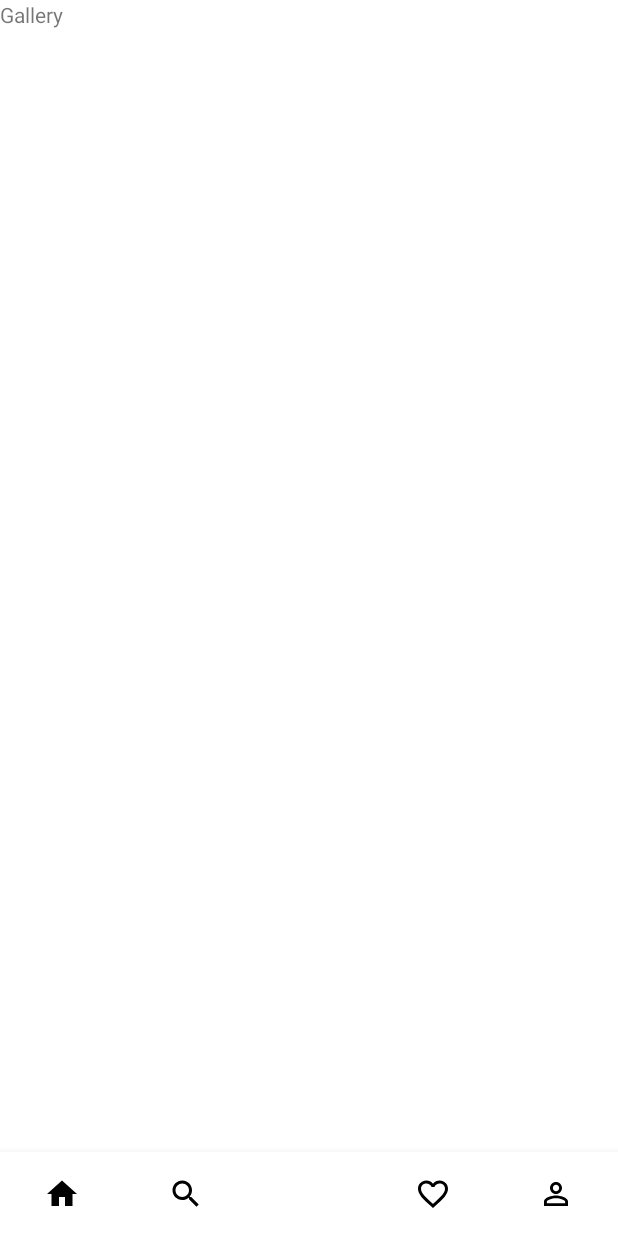
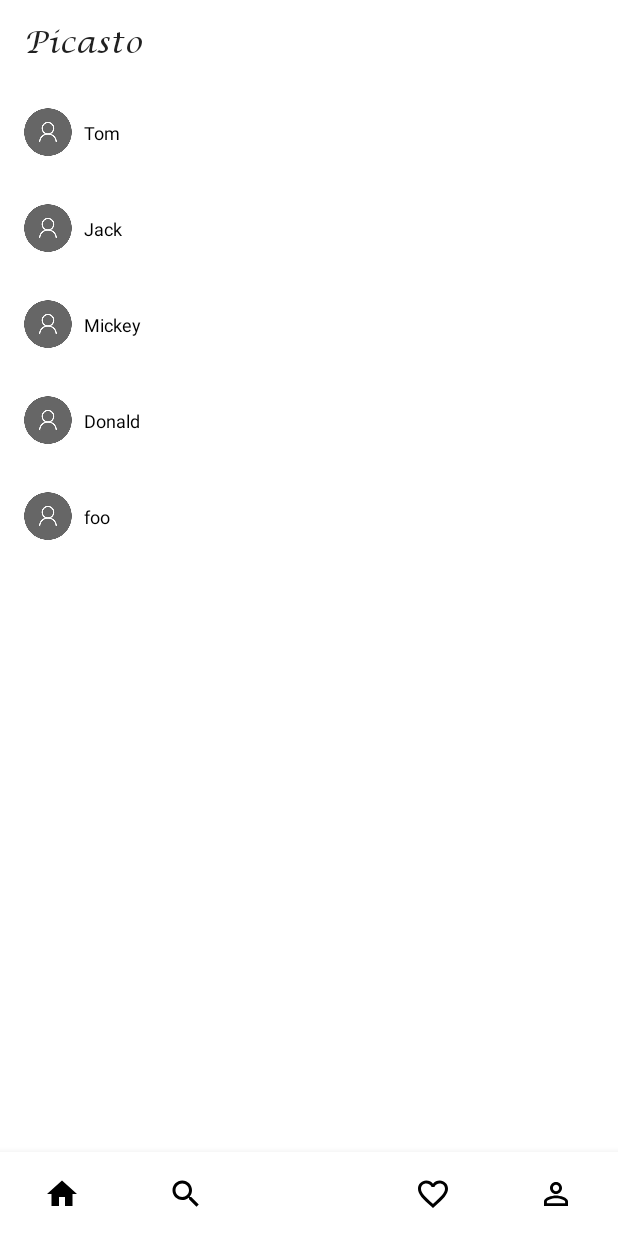
Before and after one commit to rainius/Picasto2, an Android app: the screen it shows after launch (MainActivity), on a phone screen of 412 x 824 dp. Before the commit the screen is almost empty. Run offline under Robolectric (Android 15) with nearby library versions, the phone set to English and light mode, and no system bars; our stand-ins replace navigation-ui.

Commit message:
swipe refresh

```diff
--- a/app/build.gradle
+++ b/app/build.gradle
@@ -3,6 +3,9 @@ plugins {
 }
 
 android {
+    viewBinding {
+        enabled = true
+    }
     compileSdk 31
 
     defaultConfig {
@@ -45,5 +48,8 @@ dependencies {
     //导航库
     implementation 'androidx.navigation:navigation-fragment:2.3.5'
     implementation 'androidx.navigation:navigation-ui:2.3.5'
+    //下拉刷新implementation
+    "androidx.swiperefreshlayout:swiperefreshlayout:1.1.0"
+
 
 }
--- /dev/null
+++ b/app/src/main/java/com/dmtech/app/pcst/adapter/PostAdapter.java
@@ -0,0 +1,60 @@
+package com.dmtech.app.pcst.adapter;
+
+import android.view.LayoutInflater;
+import android.view.View;
+import android.view.ViewGroup;
+
+import androidx.annotation.NonNull;
+import androidx.lifecycle.LiveData;
+import androidx.recyclerview.widget.RecyclerView;
+
+import com.dmtech.app.pcst.R;
+import com.dmtech.app.pcst.data.Post;
+import com.dmtech.app.pcst.databinding.PostItemLayoutBinding;
+
+import java.util.List;
+//相册页帖子列表适配器
+public class PostAdapter
+        extends RecyclerView.Adapter<PostAdapter.PostViewHolder> {
+    //帖子列表
+    private LiveData<List<Post>> posts;
+
+    public PostAdapter(LiveData<List<Post>> posts) {
+        this.posts = posts;
+    }
+
+    @NonNull
+    @Override
+    public PostViewHolder onCreateViewHolder(@NonNull ViewGroup parent, int viewType) {
+        //根据需要创建列表项
+        View view = LayoutInflater.from(
+                parent.getContext()).inflate(R.layout.post_item_layout,
+                parent,
+                false);
+        return new PostViewHolder(view);
+    }
+
+    @Override
+    public void onBindViewHolder(@NonNull PostViewHolder holder, int position) {
+        //将条目数据绑定到视图
+        //取当前列表项对应的帖子
+        Post post = posts.getValue().get(position);
+        //设定作者昵称
+        holder.binding.tvPostAuthor.setText(post.getAuthor());
+    }
+
+    @Override
+    public int getItemCount() {
+        return posts.getValue().size();
+    }
+
+    //封装列表项中各视图
+    public static class PostViewHolder extends RecyclerView.ViewHolder {
+        //列表项视图绑定
+        PostItemLayoutBinding binding;
+        public PostViewHolder(@NonNull View itemView) {
+            super(itemView);
+            binding = PostItemLayoutBinding.bind(itemView);
+        }
+    }
+}
--- /dev/null
+++ b/app/src/main/java/com/dmtech/app/pcst/data/Post.java
@@ -0,0 +1,90 @@
+package com.dmtech.app.pcst.data;
+import java.util.List;
+//帖子类
+public class Post {
+    private String authorHead;  //头像链接
+    private String author;      //作者用户名
+    private List<String> photos;//本帖照片链接列表
+    private boolean like;       //是否点赞
+    private int numLike;        //本帖点赞数
+    private String text;        //本帖正文
+    private int numComment;     //本帖回复数
+    private String location;       //发帖位置
+    private long timestamp;     //发帖时间
+
+    public Post(String author) {
+        this.author = author;
+    }
+
+    public String getAuthorHead() {
+        return authorHead;
+    }
+
+    public void setAuthorHead(String authorHead) {
+        this.authorHead = authorHead;
+    }
+
+    public String getAuthor() {
+        return author;
+    }
+
+    public void setAuthor(String author) {
+        this.author = author;
+    }
+
+    public List<String> getPhotos() {
+        return photos;
+    }
+
+    public void setPhotos(List<String> photos) {
+        this.photos = photos;
+    }
+
+    public boolean isLike() {
+        return like;
+    }
+
+    public void setLike(boolean like) {
+        this.like = like;
+    }
+
+    public int getNumLike() {
+        return numLike;
+    }
+
+    public void setNumLike(int numLike) {
+        this.numLike = numLike;
+    }
+
+    public String getText() {
+        return text;
+    }
+
+    public void setText(String text) {
+        this.text = text;
+    }
+
+    public int getNumComment() {
+        return numComment;
+    }
+
+    public void setNumComment(int numComment) {
+        this.numComment = numComment;
+    }
+
+    public String getLocation() {
+        return location;
+    }
+
+    public void setLocation(String location) {
+        this.location = location;
+    }
+
+    public long getTimestamp() {
+        return timestamp;
+    }
+
+    public void setTimestamp(long timestamp) {
+        this.timestamp = timestamp;
+    }
+}
--- a/app/src/main/java/com/dmtech/app/pcst/ui/GalleryFragment.java
+++ b/app/src/main/java/com/dmtech/app/pcst/ui/GalleryFragment.java
@@ -1,5 +1,6 @@
 package com.dmtech.app.pcst.ui;
 
+import androidx.appcompat.widget.Toolbar;
 import androidx.lifecycle.ViewModelProvider;
 
 import android.os.Bundle;
@@ -11,12 +12,17 @@ import androidx.fragment.app.Fragment;
 import android.view.LayoutInflater;
 import android.view.View;
 import android.view.ViewGroup;
+import android.widget.TextView;
 
 import com.dmtech.app.pcst.R;
+import com.dmtech.app.pcst.databinding.FragmentGalleryBinding;
+import com.dmtech.app.pcst.util.TypefaceUtil;
 
 public class GalleryFragment extends Fragment {
 
     private GalleryViewModel mViewModel;
+    //视图绑定
+    private FragmentGalleryBinding mBinding;
 
     public static GalleryFragment newInstance() {
         return new GalleryFragment();
@@ -25,7 +31,22 @@ public class GalleryFragment extends Fragment {
     @Override
     public View onCreateView(@NonNull LayoutInflater inflater, @Nullable ViewGroup container,
                              @Nullable Bundle savedInstanceState) {
-        return inflater.inflate(R.layout.fragment_gallery, container, false);
+//        return inflater.inflate(R.layout.fragment_gallery, container, false);
+        //生成视图绑定对象
+        mBinding = FragmentGalleryBinding.inflate(inflater);
+        //抽取页面根视图
+        View view = mBinding.getRoot();
+        initToolbar(mBinding.toolbarGallery);
+        return view;
+    }
+
+    //为主标题设定字体
+    private void initToolbar(Toolbar toolbar) {
+        //工具栏内部第0号子视图就是标题文本
+        TextView titleView = (TextView) toolbar.getChildAt(0);
+        if (titleView != null) {
+            TypefaceUtil.setTypeface(titleView, "Lucida Calligraphy.ttf");
+        }
     }
 
     @Override
--- /dev/null
+++ b/app/src/main/java/com/dmtech/app/pcst/ui/PostsFragment.java
@@ -0,0 +1,94 @@
+package com.dmtech.app.pcst.ui;
+
+import androidx.lifecycle.ViewModelProvider;
+
+import android.os.Bundle;
+
+import androidx.annotation.NonNull;
+import androidx.annotation.Nullable;
+import androidx.fragment.app.Fragment;
+import androidx.recyclerview.widget.LinearLayoutManager;
+import androidx.recyclerview.widget.RecyclerView;
+import androidx.swiperefreshlayout.widget.SwipeRefreshLayout;
+
+import android.os.Handler;
+import android.util.Log;
+import android.view.LayoutInflater;
+import android.view.View;
+import android.view.ViewGroup;
+
+import com.dmtech.app.pcst.R;
+import com.dmtech.app.pcst.adapter.PostAdapter;
+import com.dmtech.app.pcst.data.Post;
+import com.dmtech.app.pcst.databinding.FragmentPostsBinding;
+
+public class PostsFragment extends Fragment {
+
+    private PostsViewModel mViewModel;
+    // 替代 findViewById
+    FragmentPostsBinding mBinding;
+    //帖子列表适配器
+    private PostAdapter mPostAdapter;
+
+    public static PostsFragment newInstance() {
+        return new PostsFragment();
+    }
+
+    @Override
+    public View onCreateView(@NonNull LayoutInflater inflater, @Nullable ViewGroup container,
+                             @Nullable Bundle savedInstanceState) {
+        //return inflater.inflate(R.layout.fragment_posts, container, false);
+        mBinding = FragmentPostsBinding.inflate(inflater, container, false);
+        View view = mBinding.getRoot();
+        asLinear(mBinding.rvPosts);
+        return view;
+    }
+    //将RecyclerView配置成垂直线性
+    private void asLinear(RecyclerView rv) {
+        LinearLayoutManager lm = new LinearLayoutManager(getContext());
+        rv.setLayoutManager(lm);
+    }
+
+    @Override
+    public void onActivityCreated(@Nullable Bundle savedInstanceState) {
+        super.onActivityCreated(savedInstanceState);
+//        mViewModel = new ViewModelProvider(this).get(PostsViewModel.class);
+        // TODO: Use the ViewModel
+    }
+
+    @Override
+    public void onViewCreated(@NonNull View view, @Nullable Bundle savedInstanceState) {
+        super.onViewCreated(view, savedInstanceState);
+        //取得本页面关联的视图模型
+        mViewModel = new ViewModelProvider(this).get(PostsViewModel.class);
+        //用视图模型中加载的数据初始化适配器
+        mPostAdapter = new PostAdapter(mViewModel.getPosts());
+        //绑定适配器
+        mBinding.rvPosts.setAdapter(mPostAdapter);
+        //在此页面视图已经创建起来，开始对帖子列表数据进行观察
+        mViewModel.getPosts().observe(
+                getViewLifecycleOwner(),
+                posts -> {
+                    //更新UI
+                    mPostAdapter.notifyDataSetChanged();
+                    //每次内容改变会触发此函数，并传入帖子数据列表posts
+                    Log.d("Picasto", "帖子数：" + posts.size());
+                });
+        //监听下拉刷新
+        mBinding.swipeFresh.setOnRefreshListener(new SwipeRefreshLayout.OnRefreshListener() {
+            @Override
+            public void onRefresh() {
+                //执行刷新操作
+                mViewModel.addPost(new Post("New one"));
+                //等待2秒后执行: android.os.Handler
+                (new Handler()).postDelayed(new Runnable() {
+                    @Override
+                    public void run() {
+                        //结束刷新状态
+                        mBinding.swipeFresh.setRefreshing(false);
+                    }
+                }, 2000);
+            }
+        });
+    }
+}
--- /dev/null
+++ b/app/src/main/java/com/dmtech/app/pcst/ui/PostsViewModel.java
@@ -0,0 +1,51 @@
+package com.dmtech.app.pcst.ui;
+
+import androidx.lifecycle.LiveData;
+import androidx.lifecycle.MutableLiveData;
+import androidx.lifecycle.ViewModel;
+
+import com.dmtech.app.pcst.data.Post;
+
+import java.util.ArrayList;
+import java.util.List;
+
+//PostsFragment对应的视图模型
+public class PostsViewModel extends ViewModel {
+    // TODO: Implement the ViewModel
+    //可响应内容变化的帖子数据列表
+    private MutableLiveData<List<Post>> posts;
+
+    //对外提供帖子数据
+    public LiveData<List<Post>> getPosts() {
+        if (posts == null) {
+            //只在初次提供时创建数据结构
+            posts = new MutableLiveData<>();
+            loadPosts();
+        }
+        return posts;
+    }
+
+    public void loadPosts() {
+        //加载帖子数据
+        //使用测试数据
+        List<Post> postList = mockPosts();
+        posts.setValue(postList);
+    }
+
+    private List<Post> mockPosts() {
+        ArrayList<Post> posts = new ArrayList<>();
+        posts.add(new Post("Tom"));
+        posts.add(new Post("Jack"));
+        posts.add(new Post("Mickey"));
+        posts.add(new Post("Donald"));
+        posts.add(new Post("foo"));
+        return posts;
+    }
+
+    //增加新帖子
+    public void addPost(Post post) {
+        List<Post> list = posts.getValue();
+        list.add(post);
+        posts.setValue(list);
+    }
+}
--- a/app/src/main/res/layout/fragment_gallery.xml
+++ b/app/src/main/res/layout/fragment_gallery.xml
@@ -1,13 +1,31 @@
 <?xml version="1.0" encoding="utf-8"?>
-<FrameLayout xmlns:android="http://schemas.android.com/apk/res/android"
+<androidx.constraintlayout.widget.ConstraintLayout xmlns:android="http://schemas.android.com/apk/res/android"
+    xmlns:app="http://schemas.android.com/apk/res-auto"
     xmlns:tools="http://schemas.android.com/tools"
+    android:id="@+id/frameLayout"
     android:layout_width="match_parent"
     android:layout_height="match_parent"
-    tools:context=".ui.GalleryFragment">
+    tools:context=".ui.GalleryFragment" >
 
-    <TextView
-        android:layout_width="match_parent"
-        android:layout_height="match_parent"
-        android:text="Gallery" />
+    <androidx.appcompat.widget.Toolbar
+        android:id="@+id/toolbar_gallery"
+        android:layout_width="0dp"
+        android:layout_height="wrap_content"
+        android:background="?attr/colorPrimary"
+        android:minHeight="?attr/actionBarSize"
+        android:theme="?attr/actionBarTheme"
+        app:layout_constraintEnd_toEndOf="parent"
+        app:layout_constraintStart_toStartOf="parent"
+        app:layout_constraintTop_toTopOf="parent"
+        app:title="@string/app_name" />
 
-</FrameLayout>
+    <androidx.fragment.app.FragmentContainerView
+        android:id="@+id/posts_container"
+        android:name="com.dmtech.app.pcst.ui.PostsFragment"
+        android:layout_width="0dp"
+        android:layout_height="0dp"
+        app:layout_constraintBottom_toBottomOf="parent"
+        app:layout_constraintEnd_toEndOf="parent"
+        app:layout_constraintStart_toStartOf="parent"
+        app:layout_constraintTop_toBottomOf="@+id/toolbar_gallery" />
+</androidx.constraintlayout.widget.ConstraintLayout>
--- /dev/null
+++ b/app/src/main/res/layout/fragment_posts.xml
@@ -0,0 +1,21 @@
+<?xml version="1.0" encoding="utf-8"?>
+<FrameLayout xmlns:android="http://schemas.android.com/apk/res/android"
+    xmlns:tools="http://schemas.android.com/tools"
+    android:layout_width="match_parent"
+    android:layout_height="match_parent"
+    tools:context=".ui.PostsFragment">
+
+    <androidx.swiperefreshlayout.widget.SwipeRefreshLayout
+        android:id="@+id/swipe_fresh"
+        android:layout_width="match_parent"
+        android:layout_height="match_parent">
+
+
+        <androidx.recyclerview.widget.RecyclerView
+            android:id="@+id/rv_posts"
+            android:layout_width="match_parent"
+            android:layout_height="match_parent" />
+    </androidx.swiperefreshlayout.widget.SwipeRefreshLayout>
+
+
+</FrameLayout>
--- /dev/null
+++ b/app/src/main/res/layout/post_item_layout.xml
@@ -0,0 +1,31 @@
+<?xml version="1.0" encoding="utf-8"?>
+<androidx.constraintlayout.widget.ConstraintLayout xmlns:android="http://schemas.android.com/apk/res/android"
+    xmlns:app="http://schemas.android.com/apk/res-auto"
+    xmlns:tools="http://schemas.android.com/tools"
+    android:layout_width="match_parent"
+    android:layout_height="wrap_content"
+    android:paddingBottom="16dp">
+
+    <ImageView
+        android:id="@+id/iv_author_head"
+        android:layout_width="32dp"
+        android:layout_height="32dp"
+        android:layout_marginStart="16dp"
+        android:layout_marginTop="16dp"
+        app:layout_constraintStart_toStartOf="parent"
+        app:layout_constraintTop_toTopOf="parent"
+        app:srcCompat="@drawable/logo_placeholder" />
+
+    <TextView
+        android:id="@+id/tv_post_author"
+        android:layout_width="wrap_content"
+        android:layout_height="wrap_content"
+        android:layout_marginStart="8dp"
+        android:text="作者"
+        android:textColor="@color/text_primary"
+        android:textSize="12sp"
+        app:layout_constraintBottom_toBottomOf="@+id/iv_author_head"
+        app:layout_constraintStart_toEndOf="@+id/iv_author_head"
+        app:layout_constraintTop_toTopOf="@+id/iv_author_head" />
+
+</androidx.constraintlayout.widget.ConstraintLayout>
```
Also changed, not shown: app/src/main/res/drawable/logo_placeholder.png (added).
